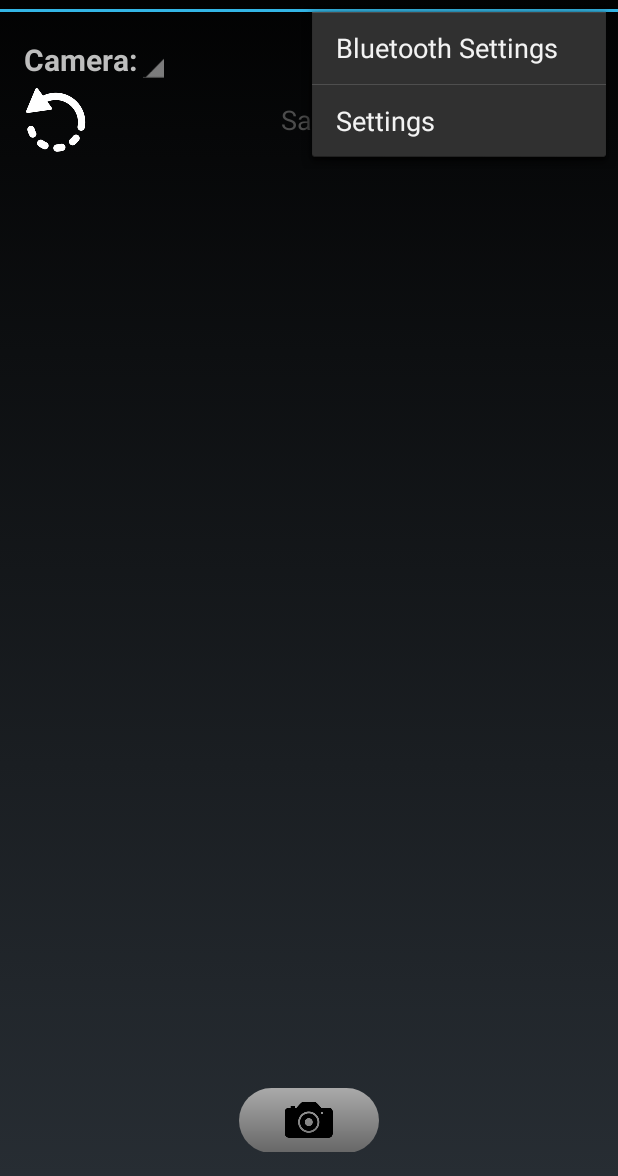
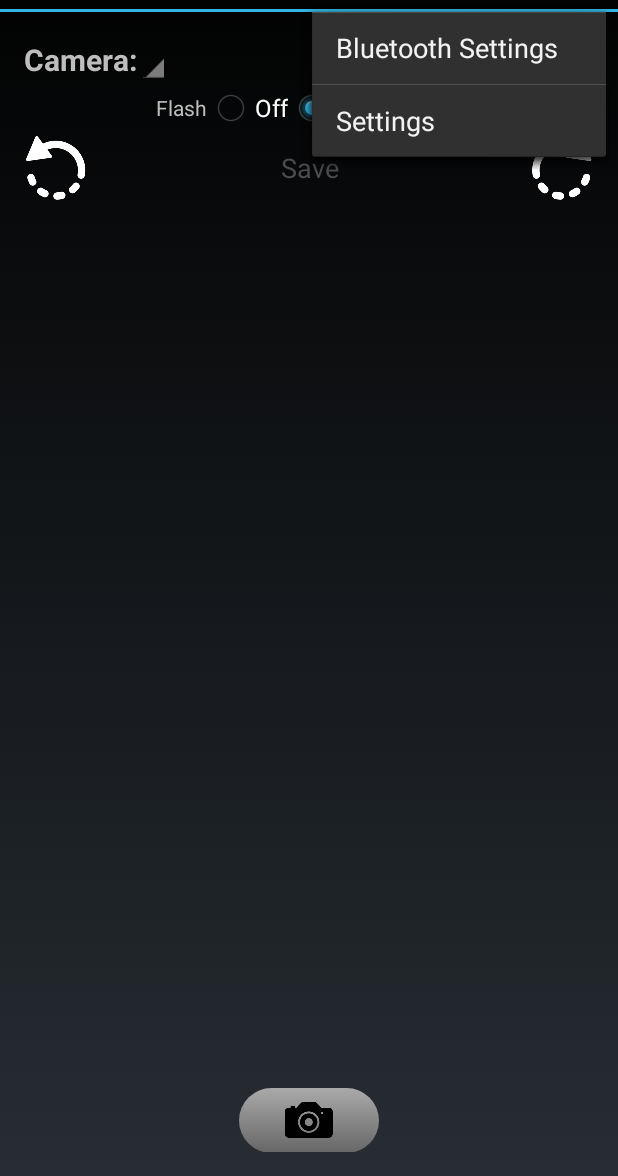
Before and after one commit to aburgostejada/Telecam, an Android app: the Dashboard screen opened directly, with no data from a screen before it, with the options menu open, on a phone screen of 412 x 824 dp, the part 60-1236 px from its top. Run offline under Robolectric (Android 15) with nearby library versions, the phone set to English and light mode, and no system bars; 2 statements that could not run were skipped.

Commit message:
added new icons and added the control flash mode remote

```diff
--- a/TeleCam/src/main/java/com/abs/telecam/TeleCam.java
+++ b/TeleCam/src/main/java/com/abs/telecam/TeleCam.java
@@ -46,6 +46,7 @@ public class TeleCam extends Application {
     public static ProgressDialog loadingDialog;
     public static AlertDialog newDeviceDialog;
     public static Hashtable<Integer, AlertDialog> alerts = new Hashtable<Integer, AlertDialog>();
+    public static String flash_mode;
 
 
     @Override
--- a/TeleCam/src/main/java/com/abs/telecam/absctract/PhotoHandlerActivity.java
+++ b/TeleCam/src/main/java/com/abs/telecam/absctract/PhotoHandlerActivity.java
@@ -6,7 +6,7 @@ import android.support.v4.app.FragmentActivity;
 
 public abstract class PhotoHandlerActivity extends FragmentActivity {
     //Status Update Enabled Activity
-    public abstract void takePicture();
+    public abstract void takePicture(String flashMode);
     public abstract void updatePreview(byte[] data);
     public abstract void sendFullResPhoto();
     public abstract void savePhoto(byte[] messageBytes);
--- a/TeleCam/src/main/java/com/abs/telecam/gui/ControllerBindings.java
+++ b/TeleCam/src/main/java/com/abs/telecam/gui/ControllerBindings.java
@@ -7,6 +7,7 @@ import android.bluetooth.BluetoothDevice;
 import android.content.Context;
 import android.content.Intent;
 import android.content.SharedPreferences;
+import android.hardware.Camera;
 import android.os.CountDownTimer;
 import android.os.Vibrator;
 import android.preference.PreferenceManager;
@@ -14,8 +15,11 @@ import android.view.View;
 import android.widget.AdapterView;
 import android.widget.ArrayAdapter;
 import android.widget.Button;
+import android.widget.CompoundButton;
 import android.widget.ImageButton;
 import android.widget.ImageView;
+import android.widget.RadioButton;
+import android.widget.RadioGroup;
 import android.widget.Spinner;
 import android.widget.TextView;
 
@@ -51,6 +55,28 @@ class ControllerBindings{
         }
         setUpRotateButtons(view);
         setUpSavePhotoButton(view);
+        setUpFlashMode(view);
+    }
+
+    private void setUpFlashMode(View view) {
+        RadioGroup radioGroup = (RadioGroup) view.findViewById(R.id.flash_mode);
+        radioGroup.setOnCheckedChangeListener(new RadioGroup.OnCheckedChangeListener()
+        {
+            @Override
+            public void onCheckedChanged(RadioGroup group, int checkedId) {
+                switch(checkedId) {
+                    case R.id.flash_off:
+                        TeleCam.flash_mode = Camera.Parameters.FLASH_MODE_OFF;
+                        break;
+                    case R.id.flash_auto:
+                        TeleCam.flash_mode = Camera.Parameters.FLASH_MODE_AUTO;
+                        break;
+                    case R.id.flash_on:
+                        TeleCam.flash_mode = Camera.Parameters.FLASH_MODE_ON;
+                        break;
+                }
+            }
+        });
     }
 
 
--- a/TeleCam/src/main/java/com/abs/telecam/gui/Dashboard.java
+++ b/TeleCam/src/main/java/com/abs/telecam/gui/Dashboard.java
@@ -75,7 +75,7 @@ public class Dashboard extends PhotoHandlerActivity
 
 
     @Override
-    public void takePicture() {
+    public void takePicture(String flashMode) {
         //TODO Remove
     }
 
--- a/TeleCam/src/main/res/layout/controller.xml
+++ b/TeleCam/src/main/res/layout/controller.xml
@@ -31,8 +31,30 @@
                 android:layout_alignParentTop="true"
                 android:layout_centerVertical="true"
                 android:layout_toRightOf="@+id/textView"
-               />
+            />
         </RelativeLayout>
+        <RadioGroup xmlns:android="http://schemas.android.com/apk/res/android"
+            android:layout_width="fill_parent"
+            android:layout_height="wrap_content"
+            android:orientation="horizontal"
+            android:gravity="center"
+            android:id="@+id/flash_mode">
+            <TextView android:layout_width="wrap_content"
+                android:layout_height="wrap_content" android:text="@string/flash_label"/>
+            <RadioButton android:id="@+id/flash_off"
+                android:layout_width="wrap_content"
+                android:layout_height="wrap_content"
+                android:text="@string/flash_off"/>
+            <RadioButton android:id="@+id/flash_auto"
+                android:layout_width="wrap_content"
+                android:layout_height="wrap_content"
+                android:checked="true"
+                android:text="@string/flash_auto"/>
+            <RadioButton android:id="@+id/flash_on"
+                android:layout_width="wrap_content"
+                android:layout_height="wrap_content"
+                android:text="@string/flash_on"/>
+        </RadioGroup>
         <LinearLayout
             android:layout_width="match_parent"
             android:layout_height="wrap_content"
--- a/TeleCam/src/main/res/values/strings.xml
+++ b/TeleCam/src/main/res/values/strings.xml
@@ -67,6 +67,10 @@
     <string name="no_devices_available_title">No devices found :(</string>
     <string name="device_is_discoverable_title">Device Bluetooth Visibility</string>
     <string name="device_is_discoverable_message">Your device is visible already.</string>
+    <string name="flash_off">Off</string>
+    <string name="flash_auto">auto</string>
+    <string name="flash_on">On</string>
+    <string name="flash_label">Flash</string>
 
 
 </resources>
```
Also changed, not shown: TeleCam/src/main/java/com/abs/telecam/BlueMessage.java (+5 -3 lines), TeleCam/src/main/java/com/abs/telecam/factory/SurfaceHolderCallBack.java (+8 -2 lines), TeleCam/src/main/java/com/abs/telecam/gui/CameraViewer.java (+2 -7 lines), TeleCam/src/main/java/com/abs/telecam/gui/PhotoDetail.java (+7 -1 lines), TeleCam/src/main/java/com/abs/telecam/helpers/Bluetooth/BluetoothHelper.java (+4 -4 lines), TeleCam/src/main/res/drawable-hdpi/ic_launcher.png, TeleCam/src/main/res/drawable-mdpi/ic_launcher.png, TeleCam/src/main/res/drawable-xhdpi/ic_launcher.png, TeleCam/src/main/res/drawable-xxhdpi/ic_launcher.png.
